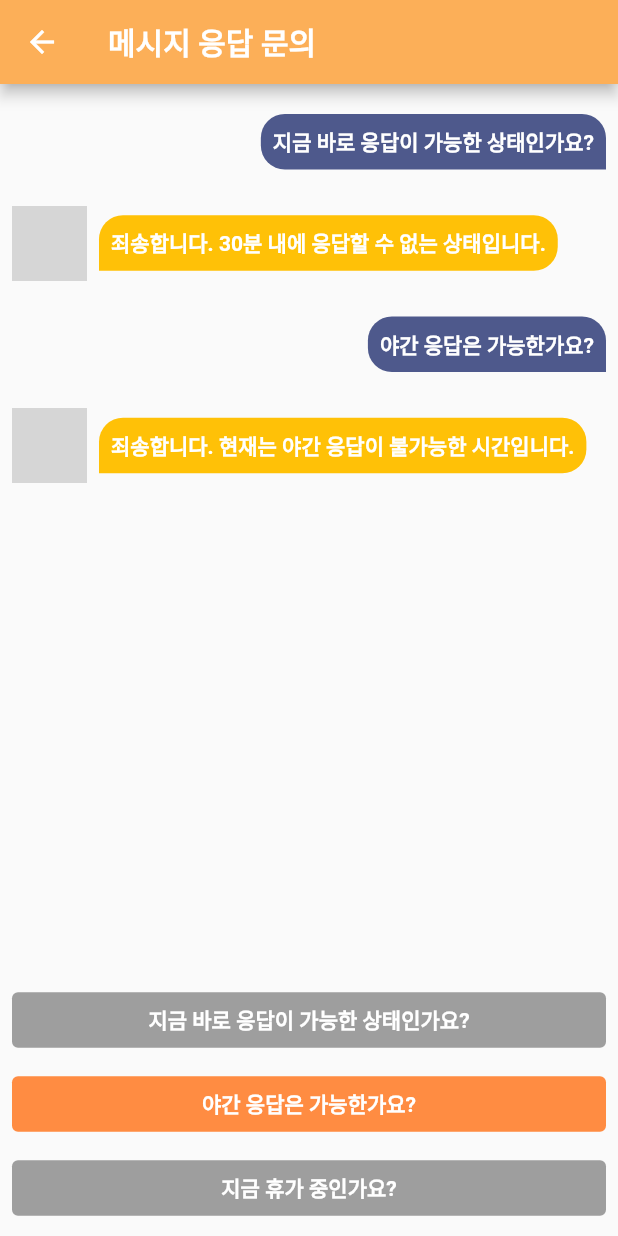
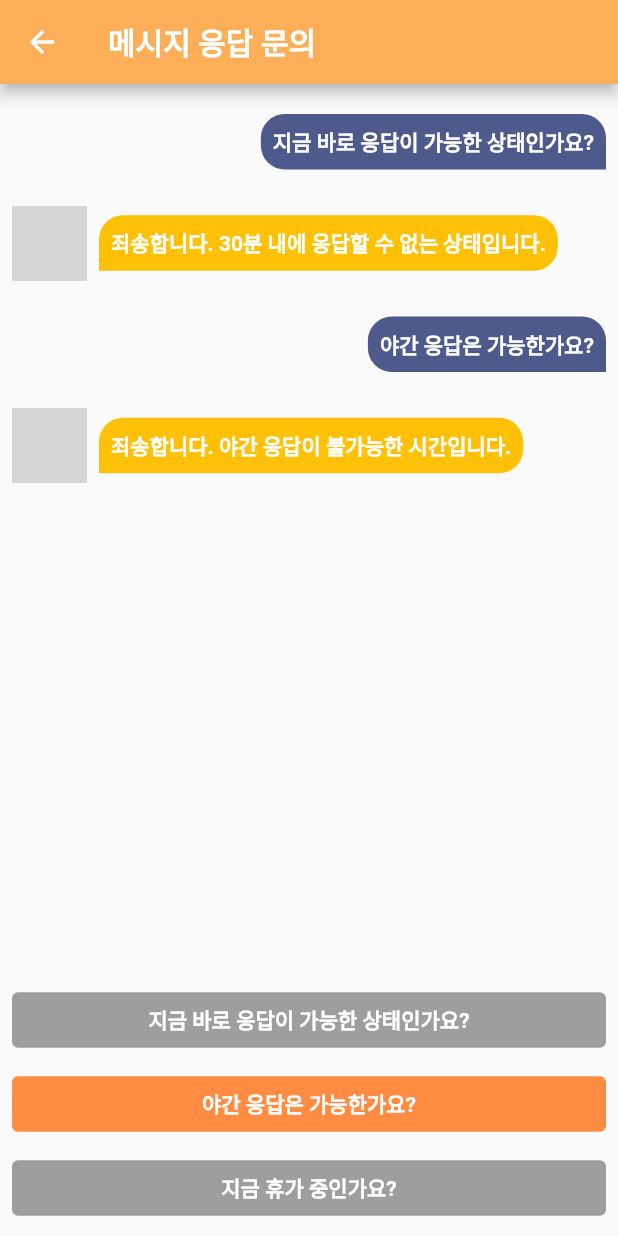
Before and after one commit to dkth1122/Flutter_Project, a Flutter app: the ChatResponsePage screen opened directly with empty values, after a tap on "지금 바로 응답이 가능한 상태인가요?", after a tap on "야간 응답은 가능한가요?", on a phone screen of 412 x 824 dp. Run offline on Flutter 3.47's test engine with Material 2 defaults, Android fonts, the phone set to English and light mode, and no system bars; our stand-ins replace carousel_slider, cloud_firestore, firebase_auth, firebase_core, firebase_messaging, firebase_storage and 6 more; missing offline and left inert: iamport_flutter; accounts and stored records are empty; Roboto replaces fonts that are missing (Pretendard); grey boxes are pictures that could not be loaded.

Commit message:
메시지 응답 출력 수정

```diff
--- a/lib/chat/chatBot.dart
+++ b/lib/chat/chatBot.dart
@@ -103,7 +103,7 @@ class _ChatResponsePageState extends State<ChatResponsePage> {
       if (isNightResponseEnabled) {
         return "예, 현재는 야간 응답이 가능합니다. \n 23:00~08:00(KST) 동안 야간 응답을 지원합니다.";
       } else {
-        return "죄송합니다. 현재는 야간 응답이 불가능한 시간입니다.";
+        return "죄송합니다. 야간 응답이 불가능한 시간입니다.";
       }
     } else if (question.contains("휴가 중")) {
       if (isOnVacation) {
```
